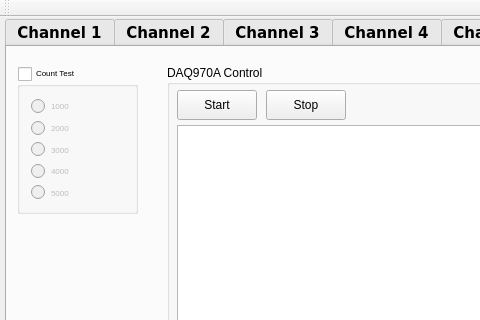
shnomad/Battery-Test, file mainwindow.ui: the form before one commit; both pictures show x 0 to 480 and y 0 to 320 of the 1024 by 600 pixel window.
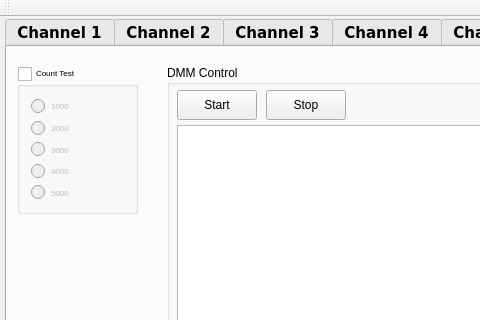
The form after the commit. The open tabs and pages were chosen to show the change. Icons and pictures are not drawn.

Patch:
```diff
--- a/mainwindow.ui
+++ b/mainwindow.ui
@@ -4593,7 +4593,7 @@
        </rect>
       </property>
       <property name="title">
-       <string>DAQ970A Control</string>
+       <string>DMM Control</string>
       </property>
       <widget class="QTextEdit" name="daq970a_status">
        <property name="geometry">
```
